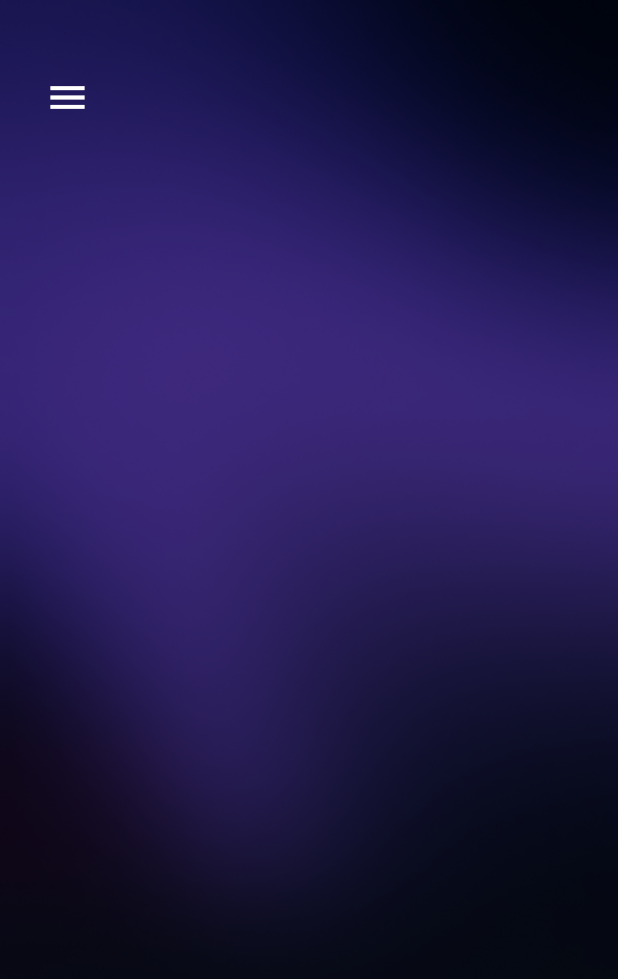
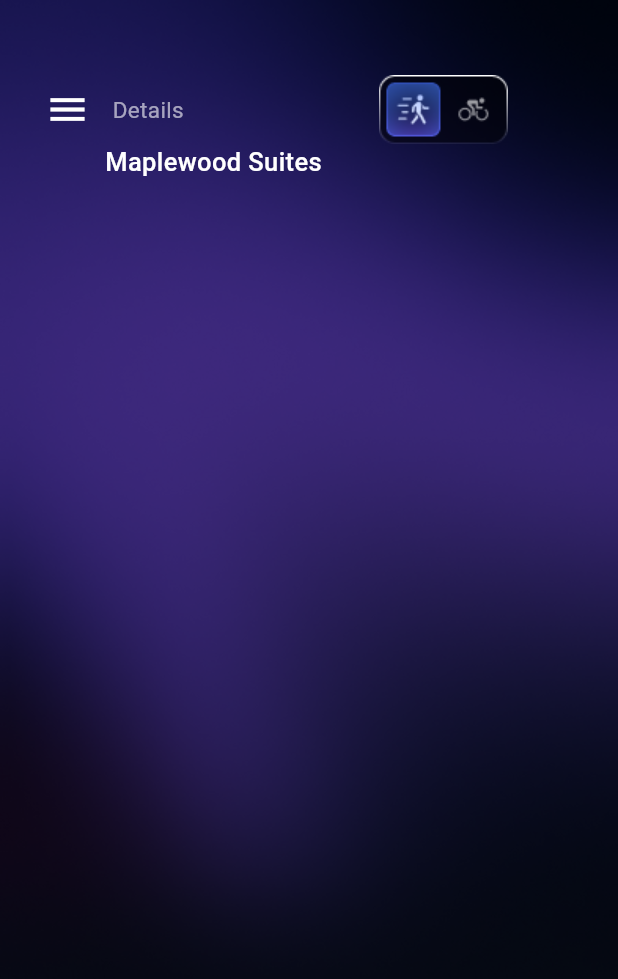
Before and after one commit to adeenazara2002/Flutter-final-hackathon, a Flutter app: the screen it shows after launch, on a phone screen of 412 x 824 dp. Shown: the top 979 px of the screen. Run offline on Flutter 3.47's test engine with Material 3 defaults, Android fonts, the phone set to English and light mode, and no system bars.

Commit message:
Home Screen

```diff
--- a/lib/Screens/homeScreen.dart
+++ b/lib/Screens/homeScreen.dart
@@ -22,17 +22,55 @@ class _HomeScreenState extends State<HomeScreen> {
         ),
         child: Column(
           children: [
-            SizedBox(height: 50,),
+            SizedBox(
+              height: 50,
+            ),
             Row(
               children: [
-                Padding(padding: EdgeInsets.only(left: 30)),
-                Icon(
+                Row(
+                  children: [
+                    Padding(padding: EdgeInsets.only(left: 30)),
+                    Icon(
                       Icons.menu,
                       color: Color.fromRGBO(255, 255, 255, 1),
                       size: 30,
                     ),
+                  ],
+                ),
+                Row(
+                  children: [
+                    Padding(padding: EdgeInsets.only(left: 15)),
+                    Text(
+                      'Details',
+                      style: TextStyle(
+                        fontSize: 15,
+                        fontWeight: FontWeight.w400,
+                        color: Color.fromRGBO(255, 255, 255, 0.6),
+                      ),
+                    ),
+                  ],
+                ),
+                Row(
+                  children: [
+                    Padding(padding: EdgeInsets.only(left: 130)),
+                    Image.asset('assets/images/segmentedControl.png'),
+                  ],
+                )
               ],
-            )
+            ),
+            Row(
+              children: [
+                Padding(padding: EdgeInsets.only(left: 70)),
+                Text(
+                  'Maplewood Suites',
+                  style: TextStyle(
+                    fontSize: 17,
+                    fontWeight: FontWeight.w500,
+                    color: Color.fromRGBO(255, 255, 255, 1),
+                  ),
+                ),
+              ],
+            ),
           ],
         ),
       ),
--- a/lib/main.dart
+++ b/lib/main.dart
@@ -1,16 +1,19 @@
+import 'package:finalhackathonapplication/Screens/homeScreen.dart';
 import 'package:finalhackathonapplication/Screens/splash.dart';
 import 'package:flutter/material.dart';
 
-
 void main() {
-  runApp(const JobListing());
+  runApp(const MyApp());
 }
 
-class JobListing extends StatelessWidget {
-  const JobListing({super.key});
+class MyApp extends StatelessWidget {
+  const MyApp({super.key});
 
   @override
   Widget build(BuildContext context) {
-    return MaterialApp(debugShowCheckedModeBanner: false, home: SplashScreen());
+    return MaterialApp(
+      debugShowCheckedModeBanner: false,
+      home: HomeScreen(),
+    );
   }
 }
```
Also changed, not shown: assets/images/segmentedControl.png (added).
